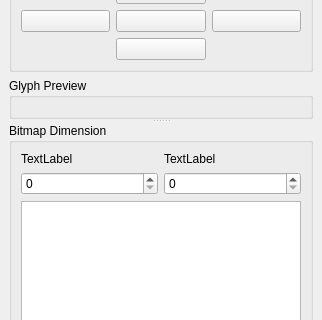
GrandFatherPikhto/Glyph, file glyphui/dockglyphedit.ui: the form before one commit; both pictures show x 0 to 322 and y 167 to 487 of the 322 by 779 pixel window.
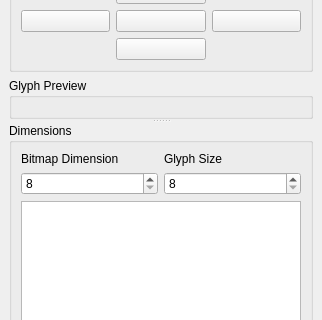
The form after the commit. Icons and pictures are not drawn.

Commit message: Нерабочий вариант. Полная переделка. Добавлен GridPadding и класс GlyphDimensions

The edit to the form file:
```diff
--- a/glyphui/dockglyphedit.ui
+++ b/glyphui/dockglyphedit.ui
@@ -195,28 +195,42 @@
       </widget>
       <widget class="QGroupBox" name="groupBoxBitmapDimension">
        <property name="title">
-        <string>Bitmap Dimension</string>
+        <string>Dimensions</string>
        </property>
        <layout class="QGridLayout" name="gridLayout_2">
         <item row="0" column="0">
          <widget class="QLabel" name="label">
           <property name="text">
-           <string>TextLabel</string>
+           <string>Bitmap Dimension</string>
           </property>
          </widget>
         </item>
         <item row="0" column="1">
          <widget class="QLabel" name="label_2">
           <property name="text">
-           <string>TextLabel</string>
+           <string>Glyph Size</string>
           </property>
          </widget>
         </item>
         <item row="1" column="0">
-         <widget class="QSpinBox" name="spinBox"/>
+         <widget class="QSpinBox" name="spinBoxBitmapDimension">
+          <property name="minimum">
+           <number>8</number>
+          </property>
+          <property name="maximum">
+           <number>1024</number>
+          </property>
+         </widget>
         </item>
         <item row="1" column="1">
-         <widget class="QSpinBox" name="spinBox_2"/>
+         <widget class="QSpinBox" name="spinBoxGlyphSize">
+          <property name="minimum">
+           <number>8</number>
+          </property>
+          <property name="maximum">
+           <number>1024</number>
+          </property>
+         </widget>
         </item>
         <item row="2" column="0" colspan="2">
          <widget class="QListView" name="listViewBitmapDimensions"/>
```
Left out of the diff: 18 changed lines with no effect on the pictures. The commit also changes 22 other files.
